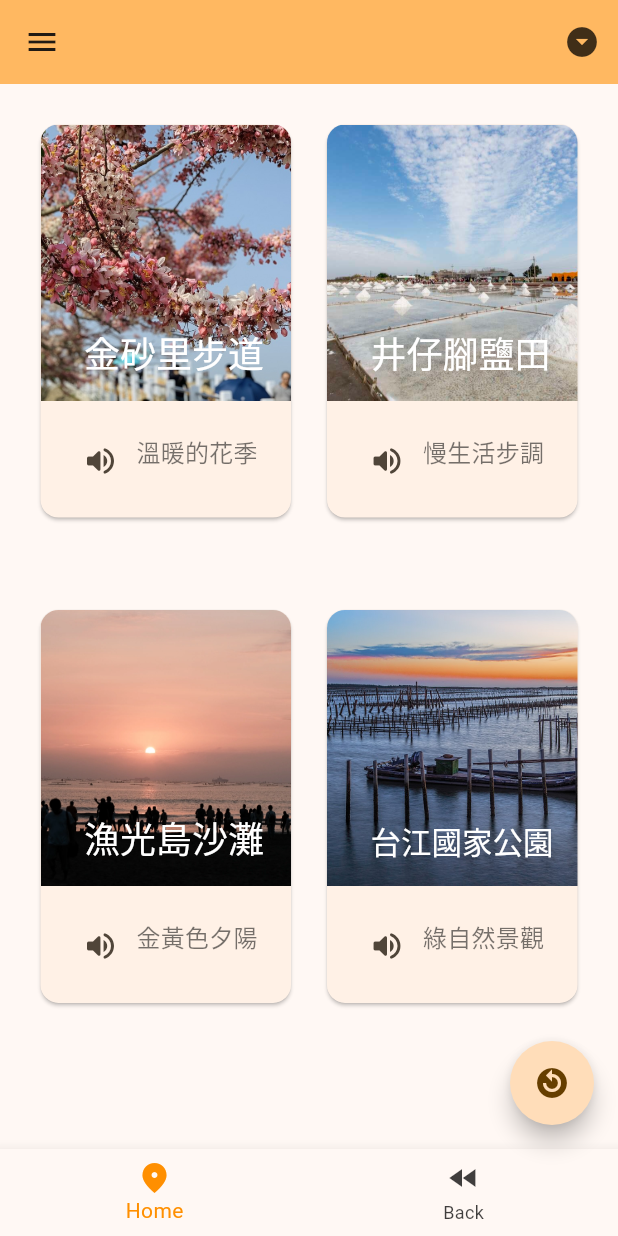
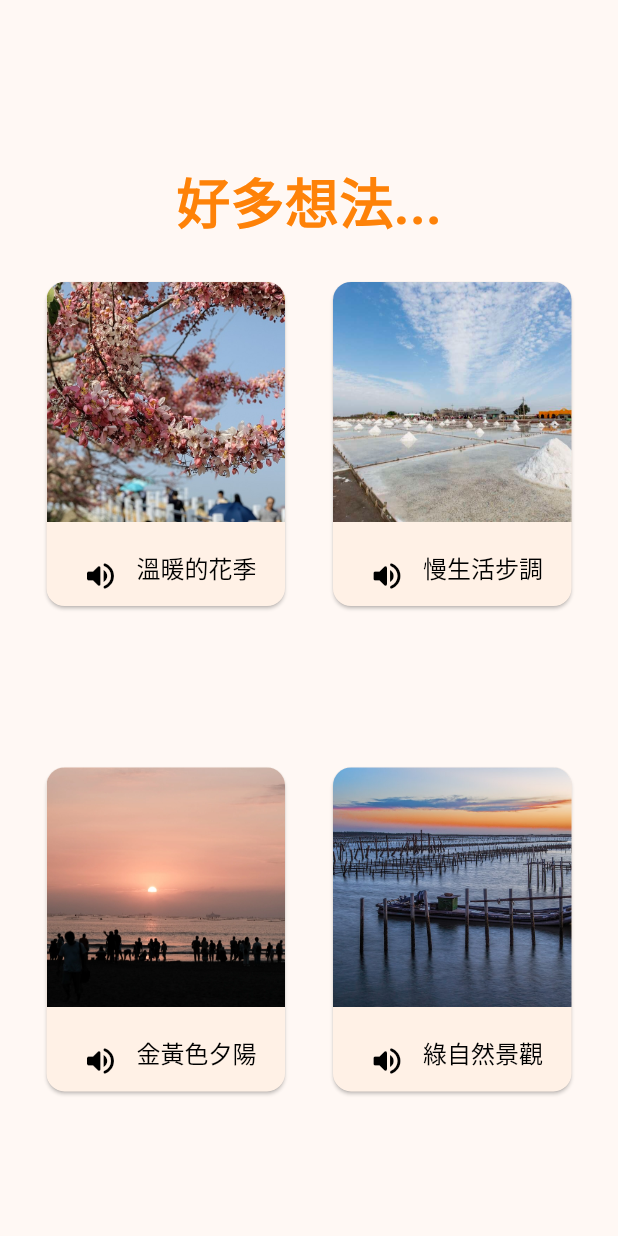
Before and after one commit to Ivan1191/flutter, a Flutter app: the DestRoute screen opened directly, on a phone screen of 412 x 824 dp. Run offline on Flutter 3.47's test engine with Material 2 defaults, Android fonts, the phone set to English and light mode, and no system bars; our stand-ins replace flutter_tts; network calls fail; Roboto replaces fonts that are missing (Arial).

Commit message:
'ver-0526'

```diff
--- a/lib/dest.dart
+++ b/lib/dest.dart
@@ -88,7 +88,7 @@ class TravelDestinationItem extends StatelessWidget {
                 clipBehavior: Clip.antiAlias,
                 shape: shape,
                 child: Semantics(
-                  label: destination.title,
+                  //label: destination.title,
                   child: TravelDestinationContent(destination: destination),
                 ),
               ),
@@ -109,7 +109,7 @@ class TappableTravelDestinationItem extends StatefulWidget {
   });
 
   // This height will allow for all the Card's content to fit comfortably within the card.
-  static const height = 270.0;
+  static const height = 224.0;
   final TravelDestination destination;
   final ShapeBorder? shape;
 
@@ -129,7 +129,7 @@ class _TappableTravelDestinationItemState
       top: false,
       bottom: false,
       child: Padding(
-        padding: const EdgeInsets.fromLTRB(8, 8, 8, 0),
+        padding: const EdgeInsets.fromLTRB(12, 12, 12, 0),
         child: Column(
           children: [
             SizedBox(
@@ -162,7 +162,7 @@ class _TappableTravelDestinationItemState
                   // Generally, material cards do not have a highlight overlay.
                   highlightColor: Colors.transparent,
                   child: Semantics(
-                    label: widget.destination.title,
+                    //label: widget.destination.title,
                     child: TravelDestinationContent(
                         destination: widget.destination),
                   ),
@@ -176,25 +176,25 @@ class _TappableTravelDestinationItemState
   }
 }
 
-class SectionTitle extends StatelessWidget {
-  const SectionTitle({
-    super.key,
-    required this.title,
-  });
+// class SectionTitle extends StatelessWidget {
+//   const SectionTitle({
+//     super.key,
+//     required this.title,
+//   });
 
-  final String title;
+//   final String title;
 
-  @override
-  Widget build(BuildContext context) {
-    return Padding(
-      padding: const EdgeInsets.fromLTRB(4, 4, 4, 12),
-      child: Align(
-        alignment: Alignment.centerLeft,
-        child: Text(title, style: Theme.of(context).textTheme.titleMedium),
-      ),
-    );
-  }
-}
+//   @override
+//   Widget build(BuildContext context) {
+//     return Padding(
+//       padding: const EdgeInsets.fromLTRB(4, 4, 4, 12),
+//       child: Align(
+//         alignment: Alignment.centerLeft,
+//         child: Text(title, style: Theme.of(context).textTheme.titleMedium),
+//       ),
+//     );
+//   }
+// }
 
 class TravelDestinationContent extends StatelessWidget {
   const TravelDestinationContent({super.key, required this.destination});
@@ -204,74 +204,63 @@ class TravelDestinationContent extends StatelessWidget {
   @override
   Widget build(BuildContext context) {
     final theme = Theme.of(context);
-    final titleStyle = theme.textTheme.headlineSmall!.copyWith(
-      color: Colors.white,
-    );
+    // final titleStyle = theme.textTheme.headlineSmall!.copyWith(
+    //   color: Colors.white,
+    // );
     final descriptionStyle = theme.textTheme.titleMedium!;
 
     return Column(
       crossAxisAlignment: CrossAxisAlignment.start,
       children: [
         SizedBox(
-          height: 184,
+          height: 160,
           child: Stack(
             children: [
               Positioned.fill(
-                // In order to have the ink splash appear above the image, you
-                // must use Ink.image. This allows the image to be painted as
-                // part of the Material and display ink effects above it. Using
-                // a standard Image will obscure the ink splash.
                 child: Ink.image(
                   image: AssetImage(destination.assetName),
                   fit: BoxFit.cover,
                   child: Container(),
                 ),
               ),
-              Positioned(
-                bottom: 16,
-                left: 29,
-                right: 16,
-                child: FittedBox(
-                  fit: BoxFit.scaleDown,
-                  alignment: Alignment.centerLeft,
-                  child: Semantics(
-                    container: true,
-                    header: true,
-                    child: Text(
-                      destination.title,
-                      style: titleStyle,
-                    ),
-                  ),
-                ),
-              ),
             ],
           ),
         ),
-        // Description and share/explore buttons.
         Semantics(
           container: true,
           child: Padding(
-            padding: const EdgeInsets.fromLTRB(16, 16, 16, 0),
+            padding: const EdgeInsets.fromLTRB(12, 12, 12, 0),
             child: DefaultTextStyle(
               softWrap: false,
               overflow: TextOverflow.ellipsis,
-              style: descriptionStyle,
+              style: TextStyle(
+                fontFamily: 'Arial',
+                fontStyle: FontStyle.normal,
+                fontWeight: FontWeight.w400,
+                fontSize: 16,
+                color: Colors.black,
+              ),
               child: Row(
                 crossAxisAlignment: CrossAxisAlignment.start,
                 children: [
-                  // This array contains the three line description on each card
-                  // demo.
                   Padding(
-                      padding: const EdgeInsets.only(bottom: 4),
+                    padding: const EdgeInsets.only(bottom: 0),
                     child: IconButton(
                       onPressed: () {},
                       icon: Icon(Icons.volume_up_rounded),
-                      )),
+                      color: Colors.black,
+                    ),
+                  ),
                   Padding(
-                    padding: const EdgeInsets.only(top: 6, bottom: 4),
+                    padding: const EdgeInsets.only(top: 6, bottom: 6),
                     child: Text(
                       destination.description,
-                      style: descriptionStyle.copyWith(color: Colors.black54),
+                      style: TextStyle(
+                        fontFamily: 'Arial',
+                        fontWeight: FontWeight.w400,
+                        fontSize: 16,
+                        color: Colors.black,
+                      ),
                     ),
                   ),
                 ],
@@ -280,12 +269,11 @@ class TravelDestinationContent extends StatelessWidget {
           ),
         ),
         if (destination.cardType == CardType.standard)
-          // share, explore buttons
           Padding(
-            padding: const EdgeInsets.all(8),
+            padding: const EdgeInsets.all(6),
             child: OverflowBar(
               alignment: MainAxisAlignment.start,
-              spacing: 8,
+              spacing: 6,
               children: [
                 TextButton(
                   onPressed: () {},
@@ -336,31 +324,47 @@ class _DestRouteState extends State<DestRoute> with RestorationMixin {
     final double itemWidth = size.width / 2;
 
     return Scaffold(
-      appBar: AppBar(
-        backgroundColor: Color.fromARGB(255, 255, 184, 97),
-        title: Text(''),
-        leading: Builder(
-          builder: (BuildContext context) {
-            return IconButton(
-              icon: Icon(Icons.menu),
-              onPressed: () {
-                Scaffold.of(context).openDrawer();
-              },
-              tooltip: '',
-            );
-          },
+      // appBar: AppBar(
+      //   backgroundColor: Color.fromARGB(255, 255, 184, 97),
+      //   title: Text(''),
+      //   leading: Builder(
+      //     builder: (BuildContext context) {
+      //       return IconButton(
+      //         icon: Icon(Icons.menu),
+      //         onPressed: () {
+      //           Scaffold.of(context).openDrawer();
+      //         },
+      //         tooltip: '',
+      //       );
+      //     },
+      //   ),
+      //   actions: [
+      //     IconButton(
+      //       icon: const Icon(
+      //         Icons.arrow_drop_down_circle,
+      //       ),
+      //       color: Color.fromRGBO(0, 0, 0, 0.749),
+      //       onPressed: () {},
+      //     ),
+      //   ],
+      // ),
+      body: Column(
+        children: [
+          SizedBox(
+            height: 114,
           ),
-        actions: [
-          IconButton(
-            icon: const Icon(
-              Icons.arrow_drop_down_circle,
+          Text(
+            '好多想法...',
+            style: TextStyle(
+              fontFamily: 'Arial',
+              fontStyle: FontStyle.normal,
+              fontWeight: FontWeight.w700,
+              fontSize: 36,
+              height: 1.13,
+              color: Color.fromRGBO(254, 130, 8, 1),
             ),
-            color: Color.fromRGBO(0, 0, 0, 0.749),
-            onPressed: () {},
           ),
-        ],
-      ),
-      body: GridView.count(
+          GridView.count(
               padding: const EdgeInsets.fromLTRB(15, 15, 15, 0),
               crossAxisCount: 2,
               childAspectRatio: (itemWidth / itemHeight),
@@ -378,6 +382,8 @@ class _DestRouteState extends State<DestRoute> with RestorationMixin {
                           : TappableTravelDestinationItem(
                               destination: destination)),
               ]),
+        ],
+      ),
       drawer: Drawer(
         child: ListView(
           padding: EdgeInsets.zero,
@@ -403,49 +409,49 @@ class _DestRouteState extends State<DestRoute> with RestorationMixin {
           ],
         ),
       ),
-      bottomNavigationBar: BottomNavigationBar(
-        items: const <BottomNavigationBarItem>[
-          BottomNavigationBarItem(
-            icon: Icon(Icons.fmd_good),
-            label: 'Home',
-          ),
-          BottomNavigationBarItem(
-            icon: Icon(Icons.fast_rewind),
-            label: 'Back',
-          ),
-          // BottomNavigationBarItem(
-          //   icon: Icon(Icons.group),
-          //   label: 'Group',
+      // bottomNavigationBar: BottomNavigationBar(
+      //   items: const <BottomNavigationBarItem>[
+      //     BottomNavigationBarItem(
+      //       icon: Icon(Icons.fmd_good),
+      //       label: 'Home',
+      //     ),
+      //     BottomNavigationBarItem(
+      //       icon: Icon(Icons.fast_rewind),
+      //       label: 'Back',
+      //     ),
+      //     // BottomNavigationBarItem(
+      //     //   icon: Icon(Icons.group),
+      //     //   label: 'Group',
+      //     // ),
+      //     // BottomNavigationBarItem(
+      //     //   icon: Icon(Icons.videocam),
+      //     //   label: 'Meet',
+      //     // ),
+      //   ],
+      //   currentIndex: selectedIndex,
+      //   selectedItemColor: Colors.amber[800],
+      //   unselectedItemColor: Color.fromRGBO(0, 0, 0, 0.749),
+      //   onTap: (int index) {
+      //     switch (index) {
+      //       case 0:
+      //         break;
+      //       case 1:
+      //         Navigator.pop(context);
+      //         break;
+      //     }
+      //     setState(
+      //       () {
+      //         selectedIndex = index;
+      //       },
+      //     );
+      //   },
       // ),
-          // BottomNavigationBarItem(
-          //   icon: Icon(Icons.videocam),
-          //   label: 'Meet',
+      // floatingActionButton: FloatingActionButton(
+      //   onPressed: (() => {}),
+      //   shape: CircleBorder(),
+      //   isExtended: false,
+      //   child: const Icon(Icons.replay_circle_filled),
       // ),
-        ],
-        currentIndex: selectedIndex,
-        selectedItemColor: Colors.amber[800],
-        unselectedItemColor: Color.fromRGBO(0, 0, 0, 0.749),
-        onTap: (int index) {
-          switch (index) {
-            case 0:
-              break;
-            case 1:
-              Navigator.pop(context);
-              break;
-          }
-          setState(
-            () {
-              selectedIndex = index;
-            },
-          );
-        },
-      ),
-      floatingActionButton: FloatingActionButton(
-        onPressed: (() => {}),
-        shape: CircleBorder(),
-        isExtended: false,
-        child: const Icon(Icons.replay_circle_filled),
-      ),
     );
   }
 }
```
Lines whose indentation alone changed are shown as unchanged.
